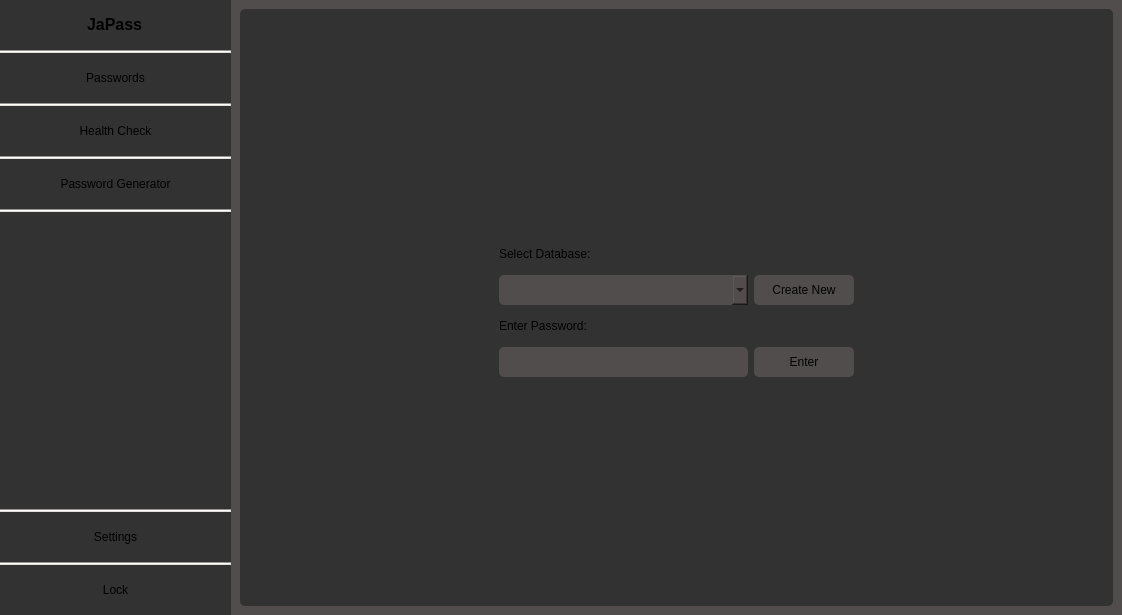
Before: the Qt Designer form PasswordManager/ui/mainwindow.ui in Jatogame/PasswordManager, drawn with Qt 5.
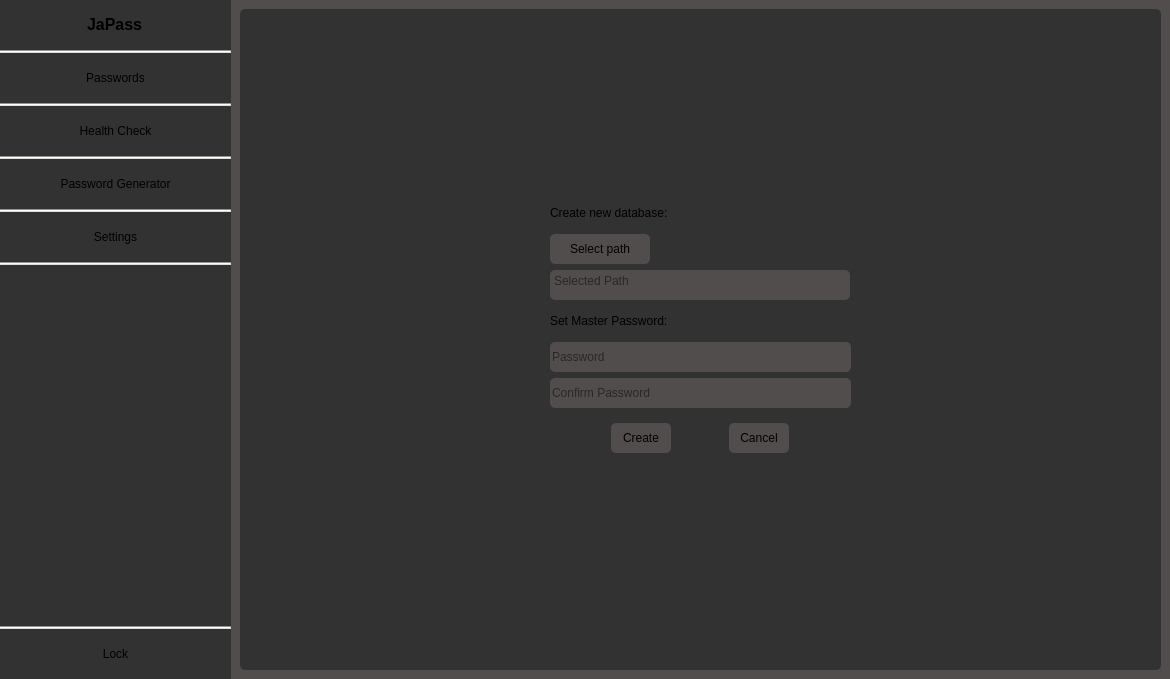
After: the same form once the commit is applied.

Commit message: DatabaseManager Klasse, new DB validation

```diff
--- a/PasswordManager/ui/mainwindow.ui
+++ b/PasswordManager/ui/mainwindow.ui
@@ -6,8 +6,8 @@
    <rect>
     <x>0</x>
     <y>0</y>
-    <width>1122</width>
-    <height>615</height>
+    <width>1170</width>
+    <height>679</height>
    </rect>
   </property>
   <property name="sizePolicy">
@@ -261,6 +261,45 @@
              </property>
             </widget>
            </item>
+           <item>
+            <widget class="QPushButton" name="sidebar_settings">
+             <property name="minimumSize">
+              <size>
+               <width>0</width>
+               <height>50</height>
+              </size>
+             </property>
+             <property name="cursor">
+              <cursorShape>PointingHandCursor</cursorShape>
+             </property>
+             <property name="styleSheet">
+              <string notr="true">:!unchecked{
+background-color: rgb(50, 50, 50);
+border: white;
+}
+:checked{
+background-color: rgb(35, 35, 35);
+border: white;
+}</string>
+             </property>
+             <property name="text">
+              <string>Settings</string>
+             </property>
+             <property name="checkable">
+              <bool>true</bool>
+             </property>
+            </widget>
+           </item>
+           <item>
+            <widget class="Line" name="line_6">
+             <property name="styleSheet">
+              <string notr="true">background-color: rgb(222, 221, 218);</string>
+             </property>
+             <property name="orientation">
+              <enum>Qt::Orientation::Horizontal</enum>
+             </property>
+            </widget>
+           </item>
            <item>
             <spacer name="sidebar_verticalSpacer">
              <property name="orientation">
@@ -277,45 +316,6 @@
              </property>
             </spacer>
            </item>
-           <item>
-            <widget class="Line" name="line_6">
-             <property name="styleSheet">
-              <string notr="true">background-color: rgb(222, 221, 218);</string>
-             </property>
-             <property name="orientation">
-              <enum>Qt::Orientation::Horizontal</enum>
-             </property>
-            </widget>
-           </item>
-           <item alignment="Qt::AlignmentFlag::AlignBottom">
-            <widget class="QPushButton" name="sidebar_settings">
-             <property name="minimumSize">
-              <size>
-               <width>0</width>
-               <height>50</height>
-              </size>
-             </property>
-             <property name="cursor">
-              <cursorShape>PointingHandCursor</cursorShape>
-             </property>
-             <property name="styleSheet">
-              <string notr="true">:!unchecked{
-background-color: rgb(50, 50, 50);
-border: white;
-}
-:checked{
-background-color: rgb(35, 35, 35);
-border: white;
-}</string>
-             </property>
-             <property name="text">
-              <string>Settings</string>
-             </property>
-             <property name="checkable">
-              <bool>true</bool>
-             </property>
-            </widget>
-           </item>
            <item>
             <widget class="Line" name="line_5">
              <property name="styleSheet">
@@ -372,7 +372,7 @@
          <string notr="true">border-radius: 5px;</string>
         </property>
         <property name="currentIndex">
-         <number>0</number>
+         <number>5</number>
         </property>
         <widget class="QWidget" name="lockscreen">
          <layout class="QVBoxLayout" name="verticalLayout_3">
@@ -519,6 +519,9 @@
                  <property name="echoMode">
                   <enum>QLineEdit::EchoMode::Password</enum>
                  </property>
+                 <property name="placeholderText">
+                  <string>Password</string>
+                 </property>
                 </widget>
                </item>
                <item row="5" column="0">
@@ -698,6 +701,284 @@
           </item>
          </layout>
         </widget>
+        <widget class="QWidget" name="createdb">
+         <property name="sizePolicy">
+          <sizepolicy hsizetype="Expanding" vsizetype="Expanding">
+           <horstretch>0</horstretch>
+           <verstretch>0</verstretch>
+          </sizepolicy>
+         </property>
+         <layout class="QVBoxLayout" name="verticalLayout_7">
+          <item>
+           <widget class="QWidget" name="widget_6" native="true">
+            <property name="sizePolicy">
+             <sizepolicy hsizetype="Expanding" vsizetype="Expanding">
+              <horstretch>0</horstretch>
+              <verstretch>0</verstretch>
+             </sizepolicy>
+            </property>
+            <property name="styleSheet">
+             <string notr="true">background-color: rgb(50, 50, 50);</string>
+            </property>
+            <layout class="QGridLayout" name="gridLayout_2">
+             <item row="7" column="1">
+              <widget class="QWidget" name="widget_7" native="true">
+               <layout class="QGridLayout" name="gridLayout_4">
+                <item row="0" column="0">
+                 <widget class="QPushButton" name="createdb_create">
+                  <property name="sizePolicy">
+                   <sizepolicy hsizetype="Fixed" vsizetype="Fixed">
+                    <horstretch>0</horstretch>
+                    <verstretch>0</verstretch>
+                   </sizepolicy>
+                  </property>
+                  <property name="minimumSize">
+                   <size>
+                    <width>60</width>
+                    <height>30</height>
+                   </size>
+                  </property>
+                  <property name="cursor">
+                   <cursorShape>PointingHandCursor</cursorShape>
+                  </property>
+                  <property name="styleSheet">
+                   <string notr="true">background-color: rgb(82, 77, 77);</string>
+                  </property>
+                  <property name="text">
+                   <string>Create</string>
+                  </property>
+                 </widget>
+                </item>
+                <item row="0" column="1">
+                 <widget class="QPushButton" name="createdb_cancel">
+                  <property name="sizePolicy">
+                   <sizepolicy hsizetype="Fixed" vsizetype="Fixed">
+                    <horstretch>0</horstretch>
+                    <verstretch>0</verstretch>
+                   </sizepolicy>
+                  </property>
+                  <property name="minimumSize">
+                   <size>
+                    <width>60</width>
+                    <height>30</height>
+                   </size>
+                  </property>
+                  <property name="cursor">
+                   <cursorShape>PointingHandCursor</cursorShape>
+                  </property>
+                  <property name="styleSheet">
+                   <string notr="true">background-color: rgb(82, 77, 77);</string>
+                  </property>
+                  <property name="text">
+                   <string>Cancel</string>
+                  </property>
+                 </widget>
+                </item>
+               </layout>
+              </widget>
+             </item>
+             <item row="4" column="1">
+              <widget class="QLabel" name="label_9">
+               <property name="minimumSize">
+                <size>
+                 <width>200</width>
+                 <height>30</height>
+                </size>
+               </property>
+               <property name="text">
+                <string>Set Master Password:</string>
+               </property>
+              </widget>
+             </item>
+             <item row="1" column="0">
+              <spacer name="horizontalSpacer_2">
+               <property name="orientation">
+                <enum>Qt::Orientation::Horizontal</enum>
+               </property>
+               <property name="sizeHint" stdset="0">
+                <size>
+                 <width>40</width>
+                 <height>20</height>
+                </size>
+               </property>
+              </spacer>
+             </item>
+             <item row="9" column="1">
+              <spacer name="verticalSpacer_3">
+               <property name="orientation">
+                <enum>Qt::Orientation::Vertical</enum>
+               </property>
+               <property name="sizeHint" stdset="0">
+                <size>
+                 <width>20</width>
+                 <height>40</height>
+                </size>
+               </property>
+              </spacer>
+             </item>
+             <item row="6" column="1">
+              <widget class="QLineEdit" name="createdb_mp2">
+               <property name="minimumSize">
+                <size>
+                 <width>0</width>
+                 <height>30</height>
+                </size>
+               </property>
+               <property name="cursor">
+                <cursorShape>IBeamCursor</cursorShape>
+               </property>
+               <property name="styleSheet">
+                <string notr="true">background-color: rgb(82, 77, 77);</string>
+               </property>
+               <property name="echoMode">
+                <enum>QLineEdit::EchoMode::Password</enum>
+               </property>
+               <property name="placeholderText">
+                <string>Confirm Password</string>
+               </property>
+              </widget>
+             </item>
+             <item row="0" column="1">
+              <spacer name="verticalSpacer_4">
+               <property name="orientation">
+                <enum>Qt::Orientation::Vertical</enum>
+               </property>
+               <property name="sizeHint" stdset="0">
+                <size>
+                 <width>20</width>
+                 <height>40</height>
+                </size>
+               </property>
+              </spacer>
+             </item>
+             <item row="3" column="1">
+              <widget class="QTextEdit" name="createdb_displaypath">
+               <property name="sizePolicy">
+                <sizepolicy hsizetype="Fixed" vsizetype="Fixed">
+                 <horstretch>0</horstretch>
+                 <verstretch>0</verstretch>
+                </sizepolicy>
+               </property>
+               <property name="minimumSize">
+                <size>
+                 <width>300</width>
+                 <height>30</height>
+                </size>
+               </property>
+               <property name="maximumSize">
+                <size>
+                 <width>300</width>
+                 <height>30</height>
+                </size>
+               </property>
+               <property name="mouseTracking">
+                <bool>false</bool>
+               </property>
+               <property name="styleSheet">
+                <string notr="true">background-color: rgb(82, 77, 77);</string>
+               </property>
+               <property name="undoRedoEnabled">
+                <bool>false</bool>
+               </property>
+               <property name="readOnly">
+                <bool>true</bool>
+               </property>
+               <property name="acceptRichText">
+                <bool>false</bool>
+               </property>
+               <property name="textInteractionFlags">
+                <set>Qt::TextInteractionFlag::NoTextInteraction</set>
+               </property>
+               <property name="placeholderText">
+                <string>Selected Path</string>
+               </property>
+              </widget>
+             </item>
+             <item row="5" column="1">
+              <widget class="QLineEdit" name="createdb_mp1">
+               <property name="minimumSize">
+                <size>
+                 <width>0</width>
+                 <height>30</height>
+                </size>
+               </property>
+               <property name="styleSheet">
+                <string notr="true">background-color: rgb(82, 77, 77);</string>
+               </property>
+               <property name="echoMode">
+                <enum>QLineEdit::EchoMode::Password</enum>
+               </property>
+               <property name="placeholderText">
+                <string>Password</string>
+               </property>
+              </widget>
+             </item>
+             <item row="2" column="1">
+              <widget class="QPushButton" name="createdb_selectpath">
+               <property name="sizePolicy">
+                <sizepolicy hsizetype="Fixed" vsizetype="Fixed">
+                 <horstretch>0</horstretch>
+                 <verstretch>0</verstretch>
+                </sizepolicy>
+               </property>
+               <property name="minimumSize">
+                <size>
+                 <width>100</width>
+                 <height>30</height>
+                </size>
+               </property>
+               <property name="cursor">
+                <cursorShape>PointingHandCursor</cursorShape>
+               </property>
+               <property name="styleSheet">
+                <string notr="true">background-color: rgb(82, 77, 77);</string>
+               </property>
+               <property name="text">
+                <string>Select path</string>
+               </property>
+              </widget>
+             </item>
+             <item row="1" column="4">
+              <spacer name="horizontalSpacer_4">
+               <property name="orientation">
+                <enum>Qt::Orientation::Horizontal</enum>
+               </property>
+               <property name="sizeHint" stdset="0">
+                <size>
+                 <width>40</width>
+                 <height>20</height>
+                </size>
+               </property>
+              </spacer>
+             </item>
+             <item row="1" column="1">
+              <widget class="QLabel" name="label_7">
+               <property name="minimumSize">
+                <size>
+                 <width>200</width>
+                 <height>30</height>
+                </size>
+               </property>
+               <property name="text">
+                <string>Create new database:</string>
+               </property>
+              </widget>
+             </item>
+             <item row="8" column="1">
+              <widget class="QLabel" name="createdb_error">
+               <property name="styleSheet">
+                <string notr="true">color: rgb(255, 0, 0);</string>
+               </property>
+               <property name="text">
+                <string/>
+               </property>
+              </widget>
+             </item>
+            </layout>
+           </widget>
+          </item>
+         </layout>
+        </widget>
        </widget>
       </item>
      </layout>
```
Left out of the diff: 8 changed lines with no effect on the pictures. The commit also changes 6 other files.
